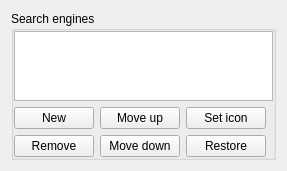
Old version of the form src/plugins/websearch/configwidget.ui in the repository albertlauncher/albert.
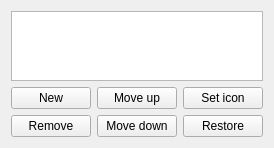
New version of the form.

Commit message: Titlebar for plugins. Minor UI changes.

```diff
--- a/src/plugins/websearch/configwidget.ui
+++ b/src/plugins/websearch/configwidget.ui
@@ -4,24 +4,6 @@
  <widget class="QWidget" name="Websearch::ConfigWidget">
   <layout class="QVBoxLayout" name="verticalLayout">
    <item>
-    <widget class="QGroupBox" name="groupBox">
-     <property name="title">
-      <string>Search engines</string>
-     </property>
-     <layout class="QVBoxLayout" name="verticalLayout_3">
-      <property name="leftMargin">
-       <number>0</number>
-      </property>
-      <property name="topMargin">
-       <number>0</number>
-      </property>
-      <property name="rightMargin">
-       <number>0</number>
-      </property>
-      <property name="bottomMargin">
-       <number>0</number>
-      </property>
-      <item>
        <widget class="QTableView" name="tableView_searches">
         <property name="verticalScrollBarPolicy">
          <enum>Qt::ScrollBarAsNeeded</enum>
@@ -105,17 +87,20 @@
           </property>
          </widget>
         </item>
-        <item row="0" column="5">
+     <item row="0" column="0">
          <spacer name="horizontalSpacer">
           <property name="orientation">
            <enum>Qt::Horizontal</enum>
           </property>
+       <property name="sizeHint" stdset="0">
+        <size>
+         <width>0</width>
+         <height>0</height>
+        </size>
+       </property>
          </spacer>
         </item>
        </layout>
-      </item>
-     </layout>
-    </widget>
    </item>
   </layout>
  </widget>
```
Lines whose indentation alone changed are shown as unchanged. The commit also changes 4 other files.
